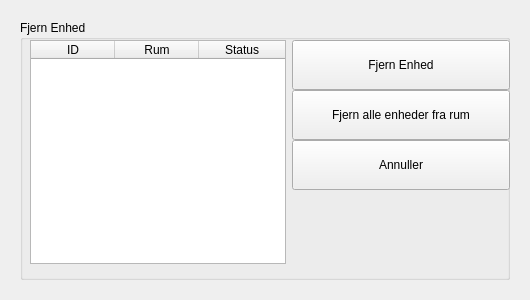
Qt form HomeAutomation/removeunit.ui (PRJ2GR15/Software-Design) before a commit.
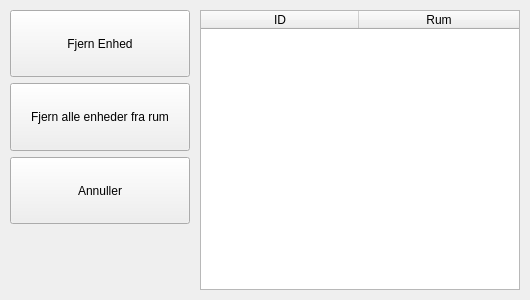
The same form after that commit.

What changed in the file:
```diff
--- a/HomeAutomation/removeunit.ui
+++ b/HomeAutomation/removeunit.ui
@@ -24,45 +24,53 @@
   </property>
   <property name="maximumSize">
    <size>
-    <width>530</width>
+    <width>1000</width>
     <height>300</height>
    </size>
   </property>
   <property name="windowTitle">
    <string>Form</string>
   </property>
-  <widget class="QGroupBox" name="groupBox">
-   <property name="geometry">
-    <rect>
-     <x>20</x>
-     <y>20</y>
-     <width>490</width>
-     <height>260</height>
-    </rect>
-   </property>
-   <property name="title">
-    <string>Fjern Enhed</string>
-   </property>
-   <widget class="QWidget" name="formLayoutWidget">
+  <widget class="QWidget" name="verticalLayoutWidget">
     <property name="geometry">
      <rect>
       <x>10</x>
-      <y>20</y>
-      <width>480</width>
-      <height>230</height>
-     </rect>
-    </property>
-    <layout class="QFormLayout" name="formLayout">
-     <item row="0" column="1">
-      <layout class="QGridLayout" name="gridLayout">
-       <property name="verticalSpacing">
-        <number>0</number>
-       </property>
-       <item row="1" column="0">
+     <y>10</y>
+     <width>180</width>
+     <height>280</height>
+    </rect>
+   </property>
+   <layout class="QVBoxLayout" name="verticalLayout">
+    <item>
+     <widget class="QPushButton" name="remove_PushButton">
+      <property name="sizePolicy">
+       <sizepolicy hsizetype="Minimum" vsizetype="Expanding">
+        <horstretch>0</horstretch>
+        <verstretch>0</verstretch>
+       </sizepolicy>
+      </property>
+      <property name="minimumSize">
+       <size>
+        <width>172</width>
+        <height>66</height>
+       </size>
+      </property>
+      <property name="text">
+       <string>Fjern Enhed</string>
+      </property>
+     </widget>
+    </item>
+    <item>
         <widget class="QPushButton" name="removeAll_PushButton">
+      <property name="sizePolicy">
+       <sizepolicy hsizetype="Minimum" vsizetype="Expanding">
+        <horstretch>0</horstretch>
+        <verstretch>0</verstretch>
+       </sizepolicy>
+      </property>
          <property name="minimumSize">
           <size>
-           <width>0</width>
+        <width>172</width>
            <height>50</height>
           </size>
          </property>
@@ -71,12 +79,18 @@
          </property>
         </widget>
        </item>
-       <item row="2" column="0">
+    <item>
         <widget class="QPushButton" name="cancel_PushButton">
+      <property name="sizePolicy">
+       <sizepolicy hsizetype="Minimum" vsizetype="Expanding">
+        <horstretch>0</horstretch>
+        <verstretch>0</verstretch>
+       </sizepolicy>
+      </property>
          <property name="minimumSize">
           <size>
-           <width>0</width>
-           <height>50</height>
+        <width>172</width>
+        <height>66</height>
           </size>
          </property>
          <property name="text">
@@ -84,20 +98,7 @@
          </property>
         </widget>
        </item>
-       <item row="0" column="0">
-        <widget class="QPushButton" name="remove_PushButton">
-         <property name="minimumSize">
-          <size>
-           <width>0</width>
-           <height>50</height>
-          </size>
-         </property>
-         <property name="text">
-          <string>Fjern Enhed</string>
-         </property>
-        </widget>
-       </item>
-       <item row="3" column="0">
+    <item>
         <spacer name="verticalSpacer">
          <property name="orientation">
           <enum>Qt::Vertical</enum>
@@ -108,35 +109,48 @@
          <property name="sizeHint" stdset="0">
           <size>
            <width>20</width>
-           <height>72</height>
+        <height>66</height>
           </size>
          </property>
         </spacer>
        </item>
       </layout>
-     </item>
-     <item row="0" column="0">
+  </widget>
+  <widget class="QWidget" name="verticalLayoutWidget_2">
+   <property name="geometry">
+    <rect>
+     <x>200</x>
+     <y>10</y>
+     <width>320</width>
+     <height>280</height>
+    </rect>
+   </property>
+   <layout class="QVBoxLayout" name="verticalLayout_2">
+    <item>
       <widget class="QTableWidget" name="rem_unitTable">
        <property name="sizePolicy">
-        <sizepolicy hsizetype="Fixed" vsizetype="Fixed">
+       <sizepolicy hsizetype="Expanding" vsizetype="Expanding">
          <horstretch>0</horstretch>
          <verstretch>0</verstretch>
         </sizepolicy>
        </property>
        <property name="minimumSize">
         <size>
-         <width>256</width>
+        <width>293</width>
          <height>224</height>
         </size>
        </property>
        <property name="maximumSize">
         <size>
-         <width>256</width>
-         <height>224</height>
-        </size>
-       </property>
+        <width>340</width>
+        <height>302</height>
+       </size>
+      </property>
+      <property name="alternatingRowColors">
+       <bool>true</bool>
+      </property>
        <attribute name="horizontalHeaderDefaultSectionSize">
-        <number>84</number>
+       <number>158</number>
        </attribute>
        <attribute name="horizontalHeaderStretchLastSection">
         <bool>true</bool>
@@ -157,15 +171,9 @@
          <string>Rum</string>
         </property>
        </column>
-       <column>
-        <property name="text">
-         <string>Status</string>
-        </property>
-       </column>
       </widget>
      </item>
     </layout>
-   </widget>
   </widget>
  </widget>
  <resources/>
```
Lines whose indentation alone changed are shown as unchanged.
